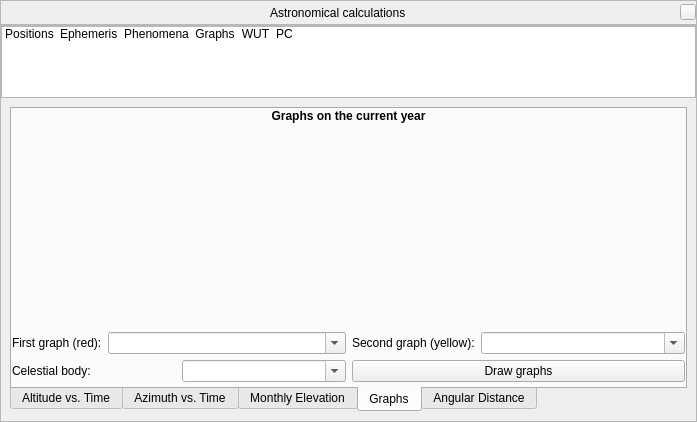
Old version of the form src/gui/astroCalcDialog.ui in the repository 519984307/stellarium_src.
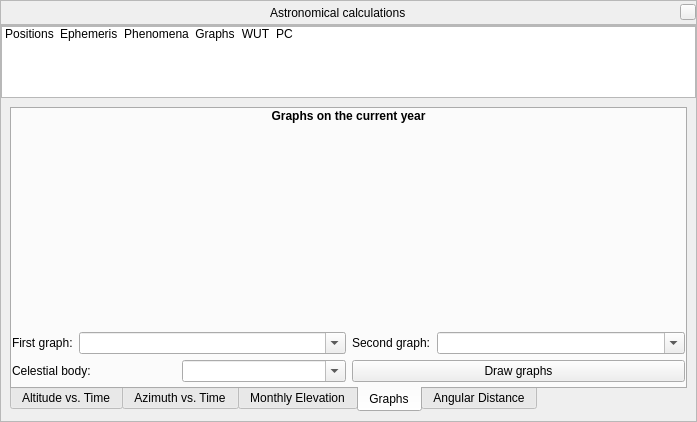
New version of the form. The open tabs and pages were chosen to show the change. Icons and pictures are not drawn. Custom widgets are drawn as their Qt base class.

Commit message: Added visual improvements for AstroCalc/Graphs tool

Patch:
```diff
--- a/src/gui/astroCalcDialog.ui
+++ b/src/gui/astroCalcDialog.ui
@@ -1129,7 +1129,7 @@
                 <item>
                  <widget class="QLabel" name="graphsFirstLabel">
                   <property name="text">
-                   <string>First graph (red):</string>
+                   <string>First graph:</string>
                   </property>
                  </widget>
                 </item>
@@ -1159,7 +1159,7 @@
                 <item>
                  <widget class="QLabel" name="graphsSecondLabel">
                   <property name="text">
-                   <string>Second graph (yellow):</string>
+                   <string>Second graph:</string>
                   </property>
                  </widget>
                 </item>
```
The commit also changes 1 other file.
